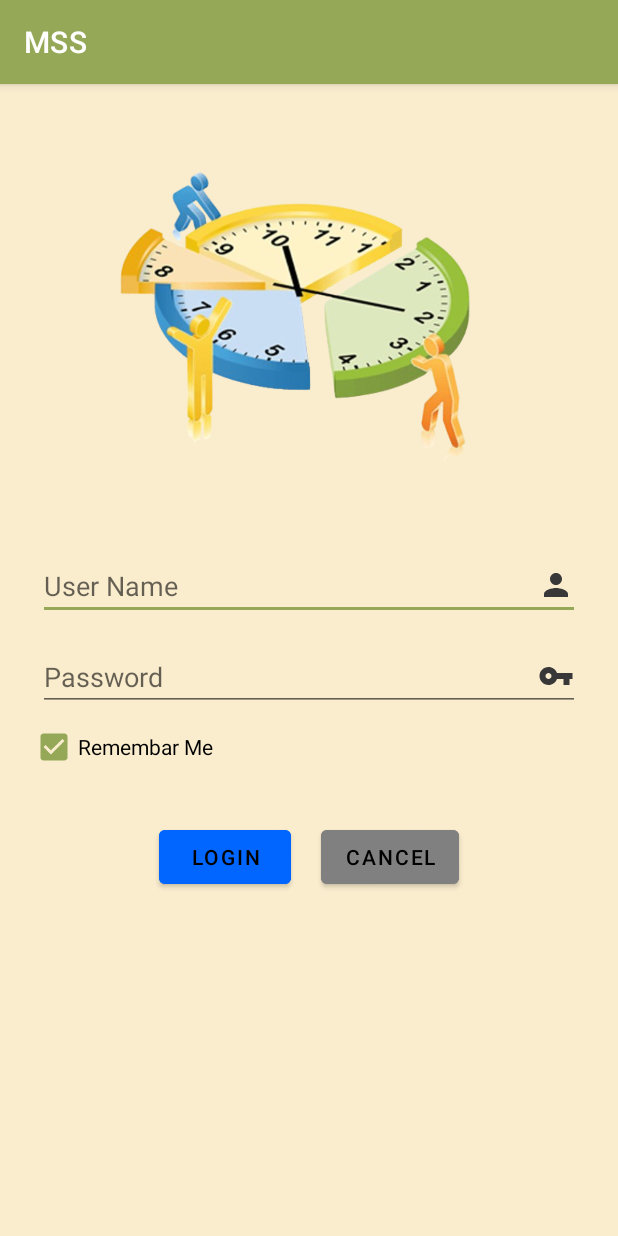
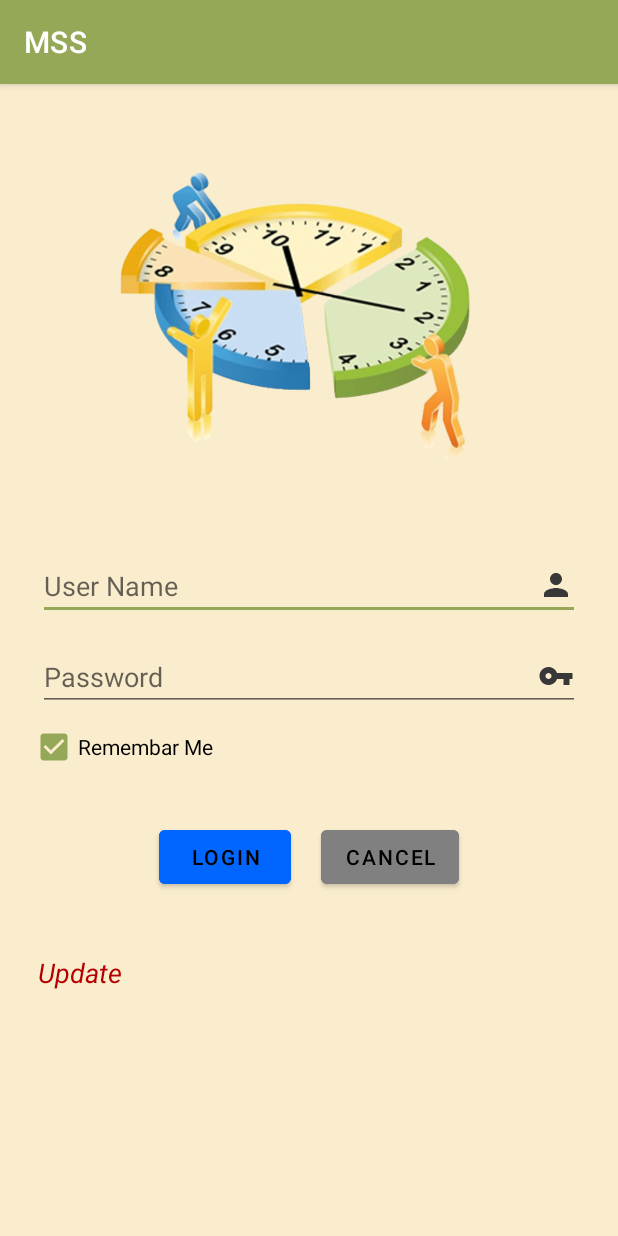
Before and after one commit to ijoaquimmartins/Workplace, an Android app: the screen it shows after launch (LoginActivity), on a phone screen of 412 x 824 dp. Run offline under Robolectric (Android 15) with nearby library versions, the phone set to English and light mode, and no system bars; our stand-ins replace Volley.

Commit message:
cmd19052025

```diff
--- a/app/build.gradle
+++ b/app/build.gradle
@@ -11,9 +11,8 @@ android {
         applicationId "in.megasoft.workplace"
         minSdk 26
         targetSdk 34
-        versionCode 7
+        versionCode 6
         versionName "3.2.0"
-
 
         testInstrumentationRunner "androidx.test.runner.AndroidJUnitRunner"
     }
--- a/app/src/main/java/in/megasoft/workplace/LoginActivity.java
+++ b/app/src/main/java/in/megasoft/workplace/LoginActivity.java
@@ -36,7 +36,7 @@ public class LoginActivity extends AppCompatActivity {
 
     private EditText etusername, etuserpassword;
     private Button btnlogin, btncancel;
-    private TextView tvregister, txterrormsg;
+    private TextView tvregister, txterrormsg, tvUpdate;
     private CheckBox cbrememberme;
     public String username, password, mId, stMassage;
     public static final String SHARED_PREFS = "sharedprefs";
@@ -58,7 +58,16 @@ public class LoginActivity extends AppCompatActivity {
         btncancel = findViewById(R.id.btnCancle);
         tvregister = findViewById(R.id.tvRegister);
         cbrememberme = findViewById(R.id.checkboxRemember);
-        autologin();
+        tvUpdate = findViewById(R.id.tvUpdate);
+
+        tvUpdate.setOnClickListener(view -> {
+            update.checkForUpdate(this, this::autologin);
+        });
+
+    //    autologin();
+
+        update.checkForUpdate(this, this::autologin);
+
         if(!etusername.equals("") && !etuserpassword.equals("")){
             login();
         }
--- a/app/src/main/java/in/megasoft/workplace/userDetails.java
+++ b/app/src/main/java/in/megasoft/workplace/userDetails.java
@@ -9,9 +9,9 @@ public class userDetails extends Application {
             TotalLeave, ApproveLeave, AttendanceDetails, LeaveDetails, DailyWorkDetails, InOutTime;
     public static String AttnDateTime, AttnMarkedAs;
 
-//    public static String PublicURL = "https://mssgpsdata.in/megasoft/mobileapi/";
-//    public static String URL = "https://mssgpsdata.in/megasoft/api/";
+    public static String PublicURL = "https://mssgpsdata.in/megasoft/mobileapi/";
+    public static String URL = "https://mssgpsdata.in/megasoft/api/";
 
-    public static String PublicURL = "http://100.168.10.75:8001/mobileapi/";
-    public static String URL = "http://100.168.10.75:8001/api/";
+//    public static String PublicURL = "http://100.168.10.75:8001/mobileapi/";
+//    public static String URL = "http://100.168.10.75:8001/api/";
 }
--- a/app/src/main/res/layout/activity_login.xml
+++ b/app/src/main/res/layout/activity_login.xml
@@ -109,6 +109,22 @@
                     android:text="@string/register"
                     android:visibility="gone"/>
             </LinearLayout>
+            <LinearLayout
+                android:layout_width="wrap_content"
+                android:layout_height="wrap_content"
+                android:layout_marginStart="25dp"
+                android:layout_marginTop="15dp">
+
+                <TextView
+                    android:id="@+id/tvUpdate"
+                    android:layout_width="wrap_content"
+                    android:layout_height="wrap_content"
+                    android:textSize="18sp"
+                    android:textColor="#b30000"
+                    android:textStyle="italic"
+                    android:text="Update "
+                    android:visibility="visible"/>
+            </LinearLayout>
         </LinearLayout>
     </ScrollView>
 </RelativeLayout>
--- /dev/null
+++ b/app/src/main/res/xml/file_paths.xml
@@ -0,0 +1,4 @@
+
+<paths xmlns:android="http://schemas.android.com/apk/res/android">
+    <external-path name="external_files" path="." />
+</paths>
```
Also changed, not shown: app/src/main/AndroidManifest.xml (+59 -79 lines), app/src/main/java/in/megasoft/workplace/ApproveLeave.java (+2 -9 lines), app/src/main/java/in/megasoft/workplace/update.java (added, +106 -0 lines).
